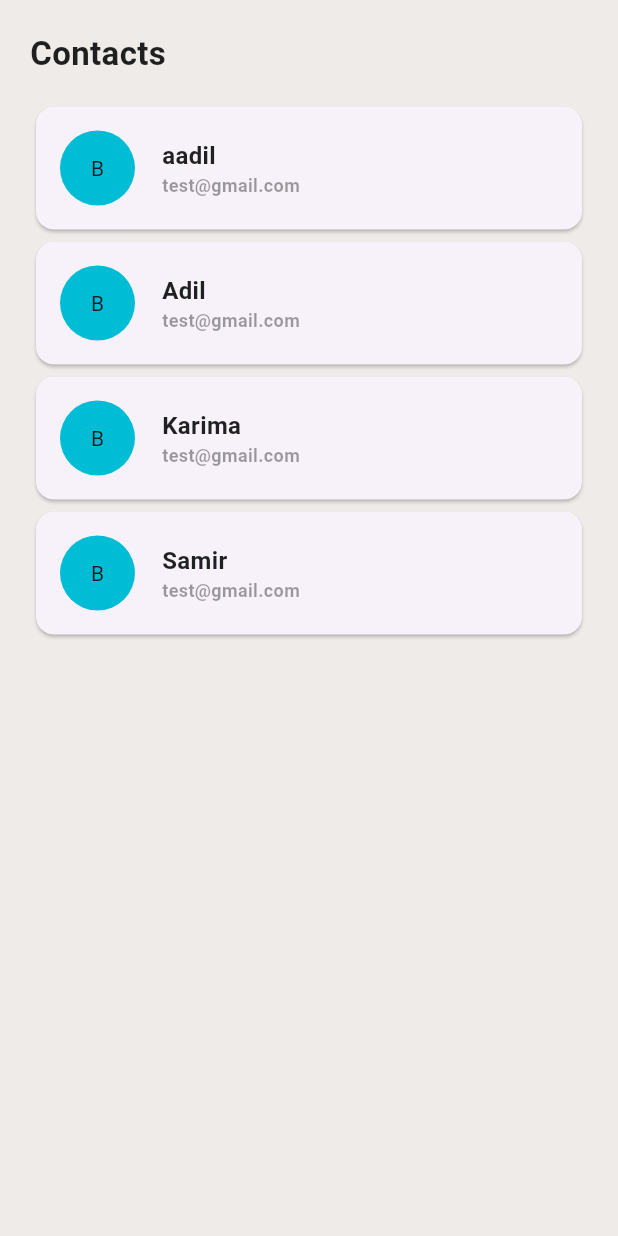
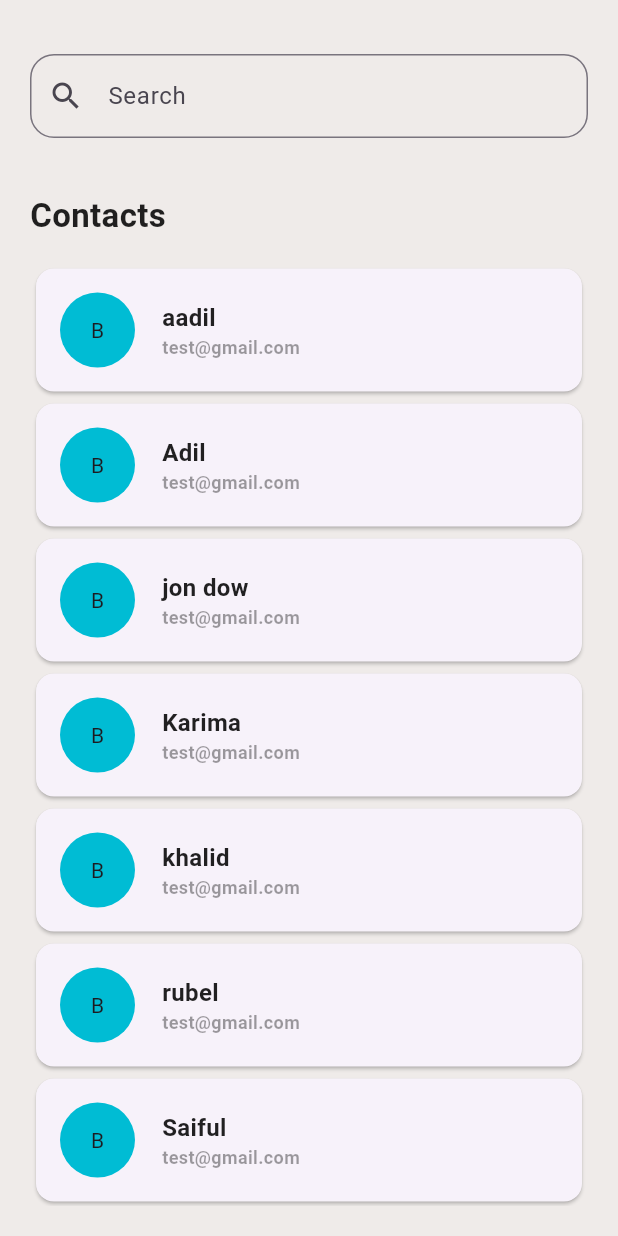
Before and after one commit to SaifulIslam123/cognizant_assessment, a Flutter app: the ContactsRoute screen opened directly, on a phone screen of 412 x 824 dp. Run offline on Flutter 3.47's test engine with Material 3 defaults, Android fonts, the phone set to English and light mode, and no system bars; our stand-ins replace get.

Commit message:
Search functionality add

```diff
--- a/lib/routes/ContactsRoute.dart
+++ b/lib/routes/ContactsRoute.dart
@@ -1,14 +1,36 @@
 import 'package:flutter/material.dart';
 
-class ContactsRoute extends StatelessWidget {
+class ContactsRoute extends StatefulWidget {
   const ContactsRoute({super.key});
+
+  @override
+  State<StatefulWidget> createState() => _ContactsRoute();
+}
+
+class _ContactsRoute extends State<ContactsRoute> {
+  TextEditingController editingController = TextEditingController();
+
+  final List<String> entries = <String>['Samir', 'Karima', 'Adil', 'aadil','Saiful','khalid','jon dow','rubel'];
+  var contactItems = <String>[];
+
+  @override
+  void initState() {
+    entries.sort((a, b) => a.toUpperCase().compareTo(b.toUpperCase()));
+    contactItems = entries;
+    super.initState();
+  }
+
+  void filterSearchResults(String query) {
+    setState(() {
+      contactItems = entries
+          .where((item) => item.toLowerCase().contains(query.toLowerCase()))
+          .toList();
+    });
+  }
 
   @override
   Widget build(BuildContext context) {
     final mediaQuery = MediaQuery.of(context);
-    final List<String> entries = <String>['Samir', 'Karima', 'Adil', 'aadil'];
-    entries.sort((a, b) => a.toUpperCase().compareTo(b.toUpperCase()));
-
     return SafeArea(
         child: Scaffold(
       body: Container(
@@ -19,17 +41,36 @@ class ContactsRoute extends StatelessWidget {
         child: Column(
           crossAxisAlignment: CrossAxisAlignment.start,
           children: [
-            const Text(
-              'Contacts',
-              style: TextStyle(
-                  fontWeight: FontWeight.bold,
-                  color: Colors.black87,
-                  fontSize: 22),
+            Padding(
+              padding: const EdgeInsets.only(top: 16,bottom: 16),
+              child: TextField(
+                onChanged: (value) {
+                  filterSearchResults(value);
+                },
+                controller: editingController,
+                decoration: const InputDecoration(
+                    labelText: "Search",
+                    hintText: "Search",
+                    prefixIcon: Icon(Icons.search),
+                    border: OutlineInputBorder(
+                        borderRadius: BorderRadius.all(Radius.circular(16.0)))),
+              ),
+            ),
+            const Padding(
+              padding: EdgeInsets.only(top: 20),
+              child: Text(
+                'Contacts',
+                style: TextStyle(
+                    fontWeight: FontWeight.bold,
+                    color: Colors.black87,
+                    fontSize: 22),
+              ),
             ),
             const SizedBox(height: 16),
             Expanded(
                 child: ListView.builder(
-                    itemCount: entries.length,
+                  shrinkWrap: true,
+                    itemCount: contactItems.length,
                     itemBuilder: (BuildContext context, int index) {
                       return Card(
                         child: Row(
@@ -53,7 +94,7 @@ class ContactsRoute extends StatelessWidget {
                                   crossAxisAlignment: CrossAxisAlignment.start,
                                   children: [
                                     Text(
-                                      entries[index],
+                                      contactItems[index],
                                       maxLines: 1,
                                       overflow: TextOverflow.ellipsis,
                                       style: TextStyle(
--- a/lib/routes/LoginRoute.dart
+++ b/lib/routes/LoginRoute.dart
@@ -1,6 +1,8 @@
 import 'package:cognizant_assessment/routes/ContactsRoute.dart';
 import 'package:flutter/material.dart';
 import 'package:get/get.dart';
+
+import 'Test.dart';
 
 class LoginRoute extends StatefulWidget {
   const LoginRoute({super.key});
@@ -112,6 +114,7 @@ class _LoginState extends State<LoginRoute> {
                                     fontSize: 18, color: Colors.white),
                               ),
                               onPressed: () {
+                               // Get.to(MyHomePage(title: '',));
                                 Get.to(ContactsRoute());
                               },
                             ),
```
